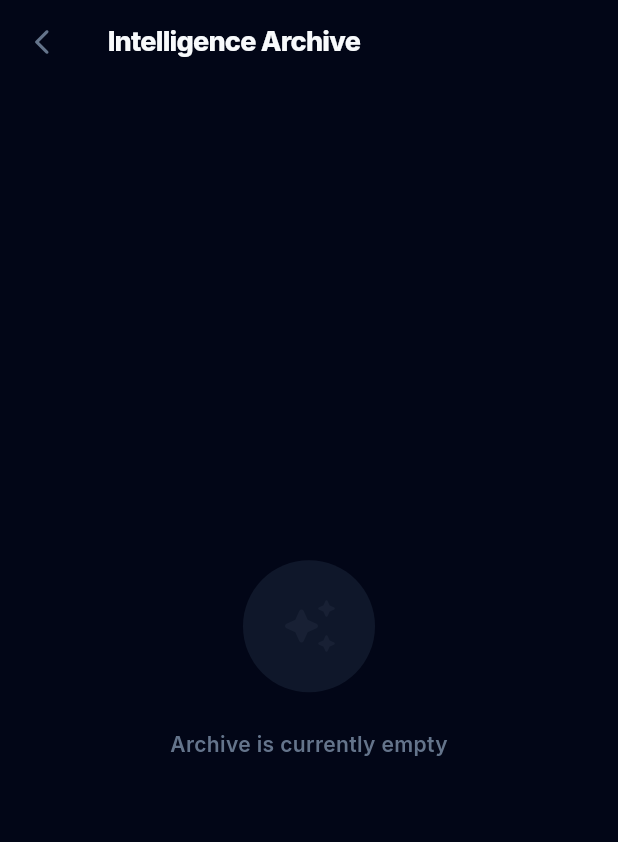
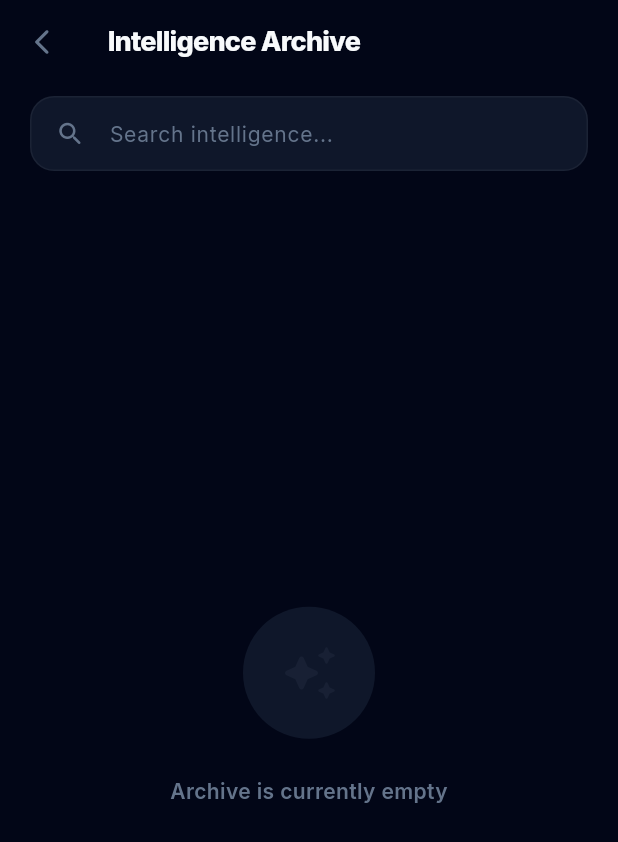
Before and after one commit to zihaaaad/EchoScript, a Flutter app: the HistoryPage screen opened directly, on a phone screen of 412 x 824 dp. Shown: the top 842 px of the screen. Run offline on Flutter 3.47's test engine with Material 3 defaults, Android fonts, the light colour scheme and no system bars; our stand-ins replace flutter_riverpod, flutter_secure_storage, google_fonts, google_generative_ai, isar, logger and 4 more; missing offline and left inert: flutter_background_service, flutter_sound; accounts and stored records are empty; generated files the repository leaves out were written again.

Commit message:
Intelligence 2.0: Implemented Full-Text Search and Professional Sharing Options

```diff
--- a/lib/features/history/domain/models/audio_chunk.dart
+++ b/lib/features/history/domain/models/audio_chunk.dart
@@ -14,6 +14,10 @@ class AudioChunk {
   @Enumerated(EnumType.name)
   late ChunkStatus status;
 
+  @Index(type: IndexType.value, caseSensitive: false)
+  List<String> get transcriptionWords => transcription?.split(RegExp(r'\s+')) ?? [];
+
+  @Index(type: IndexType.value)
   String? transcription;
   String? errorMessage;
   int retryCount = 0;
--- a/lib/features/history/presentation/pages/history_page.dart
+++ b/lib/features/history/presentation/pages/history_page.dart
@@ -3,15 +3,24 @@ import 'package:flutter_riverpod/flutter_riverpod.dart';
 import 'package:isar/isar.dart';
 import 'package:intl/intl.dart';
 import 'package:google_fonts/google_fonts.dart';
+import 'package:share_plus/share_plus.dart';
 import '../../../../main.dart';
 import '../../../../core/theme/app_theme.dart';
 import '../../domain/models/audio_chunk.dart';
 
-class HistoryPage extends ConsumerWidget {
+class HistoryPage extends ConsumerStatefulWidget {
   const HistoryPage({super.key});
 
   @override
-  Widget build(BuildContext context, WidgetRef ref) {
+  ConsumerState<HistoryPage> createState() => _HistoryPageState();
+}
+
+class _HistoryPageState extends ConsumerState<HistoryPage> {
+  final _searchController = TextEditingController();
+  String _searchQuery = "";
+
+  @override
+  Widget build(BuildContext context) {
     final isar = ref.watch(isarProvider);
 
     return Scaffold(
@@ -28,16 +37,81 @@ class HistoryPage extends ConsumerWidget {
           style: GoogleFonts.inter(fontSize: 18, fontWeight: FontWeight.w800, letterSpacing: -0.5),
         ),
       ),
-      body: StreamBuilder<List<AudioChunk>>(
-        stream: isar.audioChunks
-            .where()
-            .sortByStartTimeDesc()
-            .watch(fireImmediately: true),
+      body: Column(
+        children: [
+          Padding(
+            padding: const EdgeInsets.fromLTRB(20, 8, 20, 24),
+            child: _buildSearchBar(),
+          ),
+          Expanded(
+            child: StreamBuilder<List<AudioChunk>>(
+              stream: _buildQuery(isar).watch(fireImmediately: true),
               builder: (context, snapshot) {
                 if (!snapshot.hasData) return const Center(child: CircularProgressIndicator(strokeWidth: 2));
 
                 final chunks = snapshot.data!;
                 if (chunks.isEmpty) {
+                  return _buildEmptyState();
+                }
+
+                return ListView.separated(
+                  padding: const EdgeInsets.symmetric(horizontal: 20, vertical: 0),
+                  itemCount: chunks.length,
+                  separatorBuilder: (context, index) => const SizedBox(height: 16),
+                  itemBuilder: (context, index) => _BentoHistoryCard(chunk: chunks[index]),
+                );
+              },
+            ),
+          ),
+          const SizedBox(height: 20),
+        ],
+      ),
+    );
+  }
+
+  QueryBuilder<AudioChunk, AudioChunk, QAfterSortBy> _buildQuery(Isar isar) {
+    if (_searchQuery.isEmpty) {
+      return isar.audioChunks.where().sortByStartTimeDesc();
+    }
+
+    return isar.audioChunks
+        .filter()
+        .transcriptionWordsElementContains(_searchQuery, caseSensitive: false)
+        .sortByStartTimeDesc();
+  }
+
+  Widget _buildSearchBar() {
+    return Container(
+      padding: const EdgeInsets.symmetric(horizontal: 16),
+      decoration: BoxDecoration(
+        color: AppTheme.surface,
+        borderRadius: BorderRadius.circular(16),
+        border: Border.all(color: Colors.white.withValues(alpha: 0.05)),
+      ),
+      child: TextField(
+        controller: _searchController,
+        onChanged: (val) => setState(() => _searchQuery = val),
+        style: GoogleFonts.inter(color: AppTheme.textPrimary, fontSize: 14),
+        decoration: InputDecoration(
+          icon: const Icon(Icons.search_rounded, color: AppTheme.textSecondary, size: 20),
+          hintText: "Search intelligence...",
+          hintStyle: GoogleFonts.inter(color: AppTheme.textSecondary, fontSize: 14),
+          border: InputBorder.none,
+          suffixIcon: _searchQuery.isNotEmpty
+            ? IconButton(
+                icon: const Icon(Icons.close_rounded, size: 18),
+                onPressed: () {
+                  _searchController.clear();
+                  setState(() => _searchQuery = "");
+                },
+              )
+            : null,
+        ),
+      ),
+    );
+  }
+
+  Widget _buildEmptyState() {
     return Center(
       child: Column(
         mainAxisAlignment: MainAxisAlignment.center,
@@ -48,25 +122,18 @@ class HistoryPage extends ConsumerWidget {
               color: AppTheme.surface,
               shape: BoxShape.circle,
             ),
-                    child: Icon(Icons.auto_awesome_rounded, size: 40, color: AppTheme.textSecondary.withValues(alpha: 0.1)),
+            child: Icon(
+              _searchQuery.isEmpty ? Icons.auto_awesome_rounded : Icons.search_off_rounded,
+              size: 40,
+              color: AppTheme.textSecondary.withValues(alpha: 0.1)
+            ),
           ),
           const SizedBox(height: 24),
           Text(
-                    "Archive is currently empty",
+            _searchQuery.isEmpty ? "Archive is currently empty" : "No results for \"$_searchQuery\"",
             style: GoogleFonts.inter(color: AppTheme.textSecondary, fontWeight: FontWeight.w600, fontSize: 14),
           ),
         ],
-              ),
-            );
-          }
-
-          return ListView.separated(
-            padding: const EdgeInsets.symmetric(horizontal: 20, vertical: 24),
-            itemCount: chunks.length,
-            separatorBuilder: (context, index) => const SizedBox(height: 16),
-            itemBuilder: (context, index) => _BentoHistoryCard(chunk: chunks[index]),
-          );
-        },
       ),
     );
   }
@@ -178,6 +245,9 @@ class _DetailView extends StatelessWidget {
 
   @override
   Widget build(BuildContext context) {
+    final formattedDate = DateFormat('EEEE, MMM dd, yyyy').format(chunk.startTime);
+    final formattedTime = DateFormat('HH:mm').format(chunk.startTime);
+
     return Scaffold(
       backgroundColor: AppTheme.background,
       appBar: AppBar(
@@ -190,7 +260,14 @@ class _DetailView extends StatelessWidget {
         actions: [
           IconButton(
             icon: const Icon(Icons.ios_share_rounded, size: 20, color: AppTheme.primary),
-            onPressed: () {},
+            onPressed: () {
+              final text = "EchoScript Intelligence Report\n"
+                  "Date: $formattedDate\n"
+                  "Time: $formattedTime\n\n"
+                  "Transcription:\n"
+                  "${chunk.transcription ?? 'No transcription available.'}";
+              Share.share(text, subject: 'EchoScript Intelligence - $formattedDate');
+            },
           ),
           const SizedBox(width: 8),
         ],
@@ -202,22 +279,26 @@ class _DetailView extends StatelessWidget {
           children: [
             const SizedBox(height: 20),
             Text(
-              DateFormat('EEEE, MMM dd').format(chunk.startTime),
+              formattedDate,
               style: GoogleFonts.inter(fontSize: 14, fontWeight: FontWeight.w600, color: AppTheme.textSecondary),
             ),
             const SizedBox(height: 8),
             Text(
-              DateFormat('HH:mm').format(chunk.startTime),
+              formattedTime,
               style: GoogleFonts.inter(fontSize: 48, fontWeight: FontWeight.w800, color: AppTheme.textPrimary, letterSpacing: -1.5),
             ),
             const SizedBox(height: 32),
-            Container(
+            Expanded(
+              child: Container(
+                width: double.infinity,
                 padding: const EdgeInsets.all(24),
                 decoration: BoxDecoration(
                   color: AppTheme.surface,
                   borderRadius: BorderRadius.circular(32),
                   border: Border.all(color: Colors.white.withValues(alpha: 0.05)),
                 ),
+                child: SingleChildScrollView(
+                  physics: const BouncingScrollPhysics(),
                   child: Column(
                     crossAxisAlignment: CrossAxisAlignment.start,
                     children: [
@@ -243,6 +324,9 @@ class _DetailView extends StatelessWidget {
                     ],
                   ),
                 ),
+              ),
+            ),
+            const SizedBox(height: 40),
           ],
         ),
       ),
--- a/lib/features/recording/data/datasources/recording_service.dart
+++ b/lib/features/recording/data/datasources/recording_service.dart
@@ -17,7 +17,6 @@ class RecordingService {
   Timer? _rotationTimer;
   IOSink? _currentSink;
   String? _currentPath;
-  DateTime? _startTime;
   int? _currentChunkId;
   int _currentByteCount = 0;
 
@@ -82,7 +81,6 @@ class RecordingService {
       final newFile = File(newPath);
       _currentSink = newFile.openWrite();
       _currentPath = newPath;
-      _startTime = startTime;
       _currentByteCount = 0;
 
       // Write placeholder for WAV header (44 bytes)
--- a/pubspec.yaml
+++ b/pubspec.yaml
@@ -51,6 +51,7 @@ dependencies:
   package_info_plus: ^10.1.0
   google_fonts: ^8.1.0
   flutter_secure_storage: ^10.2.0
+  share_plus: ^13.1.0
 
 dev_dependencies:
   flutter_test:
```
Also changed, not shown: lib/features/history/domain/models/audio_chunk.g.dart, pubspec.lock. Lines whose indentation alone changed are shown as unchanged.
